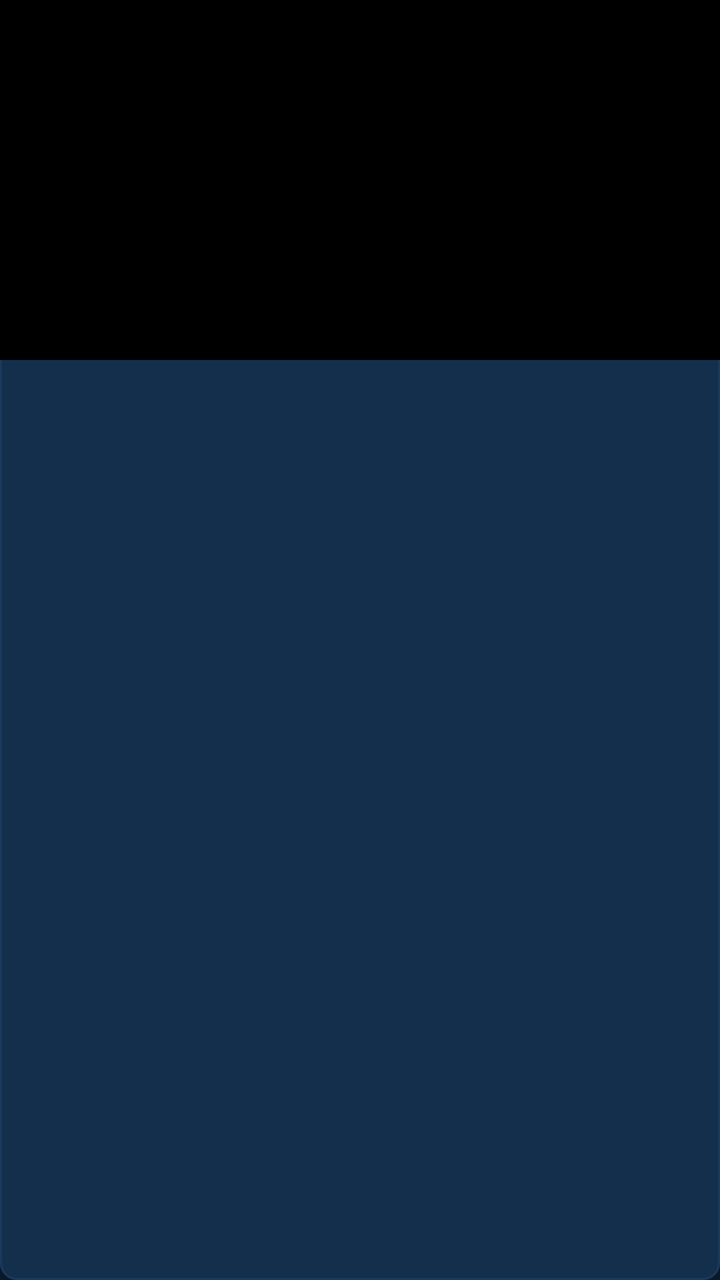
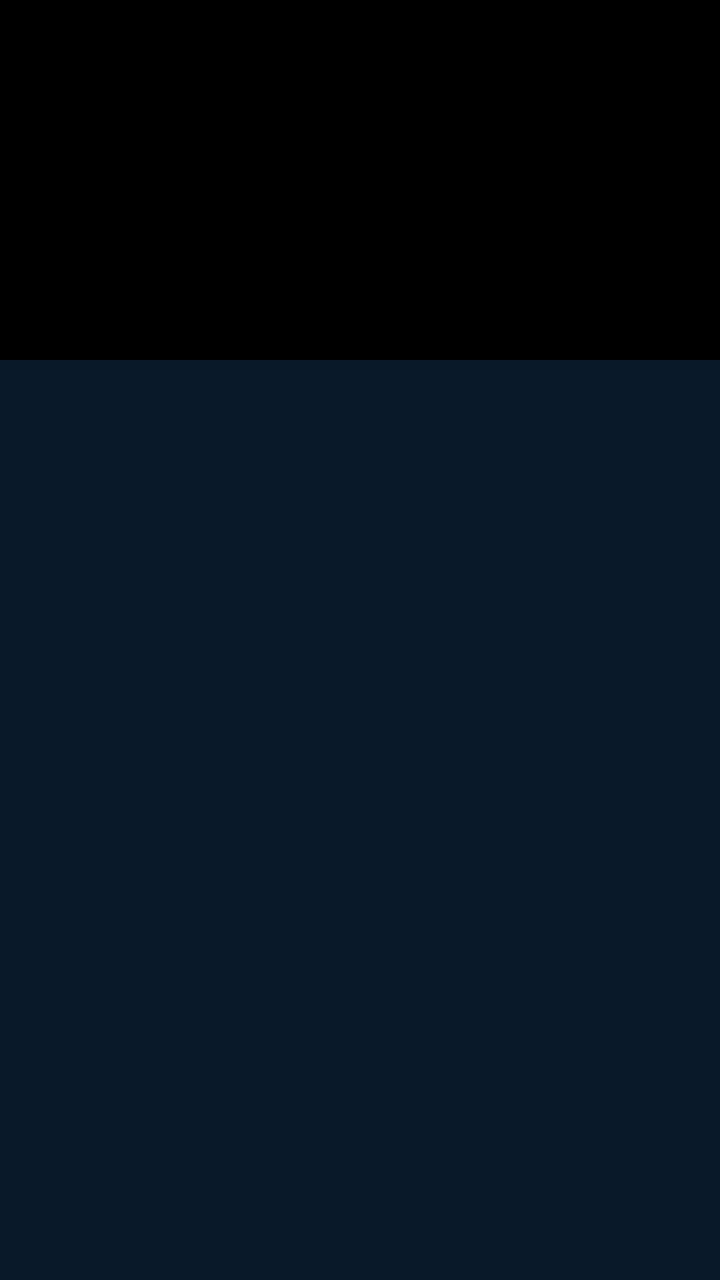

The first picture is an Android layout as it rendered before a commit; the second is the same layout after the commit. The layout source and the unified diff follow.
<!-- AndroidManifest.xml: application theme Theme.LiteVision -->
<!-- res/layout/item_channel.xml -->
<?xml version="1.0" encoding="utf-8"?>
<LinearLayout xmlns:android="http://schemas.android.com/apk/res/android"
    android:layout_width="match_parent"
    android:layout_height="wrap_content"
    android:orientation="vertical"
    android:background="@drawable/channel_card_normal"
    android:layout_margin="6dp"
    android:focusable="true"
    android:clickable="true">

    <FrameLayout
        android:layout_width="match_parent"
        android:layout_height="180dp"
        android:background="#000000">

        
        <TextureView
            android:id="@+id/tv_thumbnail"
            android:layout_width="match_parent"
            android:layout_height="match_parent" />

        
        <ImageView
            android:id="@+id/iv_thumbnail"
            android:layout_width="match_parent"
            android:layout_height="match_parent"
            android:scaleType="centerCrop"
            android:src="@drawable/thumbnail_placeholder"
            android:visibility="gone"
            android:contentDescription="通道预览" />

        <TextView
            android:id="@+id/tv_channel_name"
            android:layout_width="match_parent"
            android:layout_height="wrap_content"
            android:layout_gravity="bottom"
            android:textColor="#FFFFFF"
            android:textSize="14sp"
            android:textStyle="bold"
            android:background="#80000000"
            android:paddingStart="8dp"
            android:paddingTop="4dp"
            android:paddingEnd="8dp"
            android:paddingBottom="4dp"
            android:singleLine="true"
            android:ellipsize="end"
            android:layout_marginTop="6dp"
            android:layout_marginBottom="8dp" />
    </FrameLayout>

</LinearLayout>
<!-- resources referenced by this layout -->
<resources>
  <!-- drawable channel_card_normal (drawable) -->
  <?xml version="1.0" encoding="utf-8"?>
  <shape xmlns:android="http://schemas.android.com/apk/res/android"
      android:shape="rectangle">
      <solid android:color="#132F4C" />
      <corners android:radius="8dp" />
      <stroke
          android:width="1dp"
          android:color="#1A3A5C" />
  </shape>
  <!-- drawable thumbnail_placeholder (drawable) -->
  <?xml version="1.0" encoding="utf-8"?>
  <shape xmlns:android="http://schemas.android.com/apk/res/android"
      android:shape="rectangle">
      <solid android:color="#1A3A5C" />
      <corners android:radius="4dp" />
      <stroke
          android:width="1dp"
          android:color="#2A4A6C" />
  </shape>
  <style name="Theme.LiteVision" parent="Theme.MaterialComponents.NoActionBar">
          <item name="android:windowBackground">@color/bg_dark</item>
          <item name="android:colorBackground">@color/bg_dark</item>
          <item name="android:textColorPrimary">@color/text_primary</item>
          <item name="colorPrimary">@color/deep_blue_primary</item>
          <item name="colorPrimaryDark">@color/bg_dark</item>
          <item name="android:windowFullscreen">false</item>
          <item name="android:windowNoTitle">true</item>
      </style>
  <color name="bg_dark">#0A1929</color>
  <color name="text_primary">#FFFFFF</color>
  <color name="deep_blue_primary">#0D47A1</color>
</resources>

<!-- the commit's change to res/layout/item_channel.xml (unified diff, before → after) -->
@@ -3,8 +3,8 @@
     android:layout_width="match_parent"
     android:layout_height="wrap_content"
     android:orientation="vertical"
-    android:background="@drawable/channel_card_normal"
-    android:layout_margin="6dp"
+    android:background="@android:color/transparent"
+    android:layout_margin="0dp"
     android:focusable="true"
     android:clickable="true">
 
@@ -29,6 +29,7 @@
             android:visibility="gone"
             android:contentDescription="通道预览" />
 
+        
         <TextView
             android:id="@+id/tv_channel_name"
             android:layout_width="match_parent"
@@ -43,9 +44,7 @@
             android:paddingEnd="8dp"
             android:paddingBottom="4dp"
             android:singleLine="true"
-            android:ellipsize="end"
-            android:layout_marginTop="6dp"
-            android:layout_marginBottom="8dp" />
+            android:ellipsize="end" />
     </FrameLayout>
 
 </LinearLayout>
<!-- resource entries referenced after the edit -->
@@ -1,15 +1,5 @@
 <!-- resources referenced by this layout -->
 <resources>
-  <!-- drawable channel_card_normal (drawable) -->
-  <?xml version="1.0" encoding="utf-8"?>
-  <shape xmlns:android="http://schemas.android.com/apk/res/android"
-      android:shape="rectangle">
-      <solid android:color="#132F4C" />
-      <corners android:radius="8dp" />
-      <stroke
-          android:width="1dp"
-          android:color="#1A3A5C" />
-  </shape>
   <!-- drawable thumbnail_placeholder (drawable) -->
   <?xml version="1.0" encoding="utf-8"?>
   <shape xmlns:android="http://schemas.android.com/apk/res/android"
